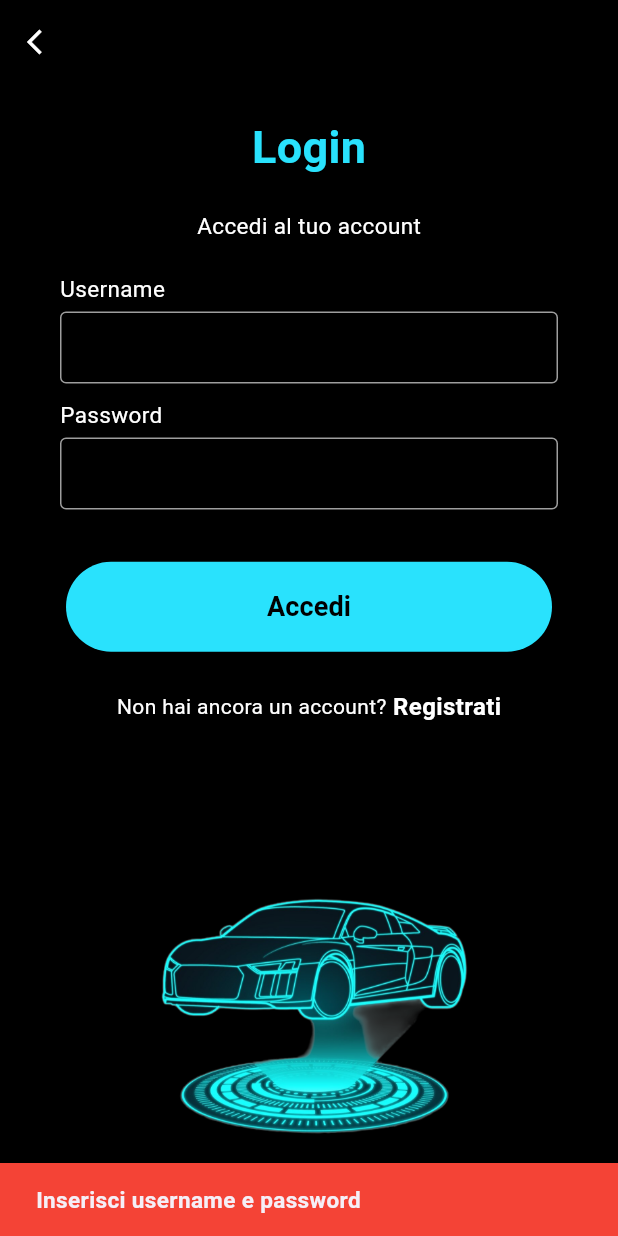
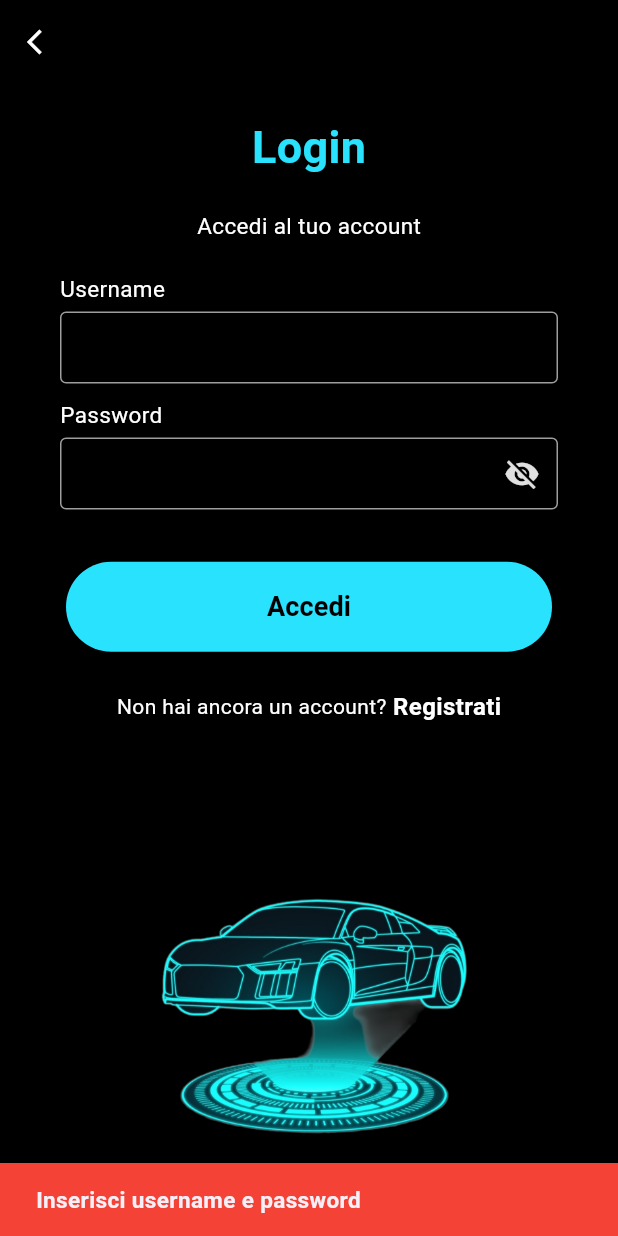
Before and after one commit to UniSalento-IDALab-IoTCourse-2023-2024/wot-Sistema-intelligente-per-riconoscere-urti-Frontend, a Flutter app: the LoginForm screen opened directly, after a tap on "Accedi", on a phone screen of 412 x 824 dp. Run offline on Flutter 3.47's test engine with Material 3 defaults, Android fonts, the phone set to English and light mode, and no system bars; our stand-ins replace fl_chart, flutter_native_splash, flutter_tts, jwt_decoder, shared_preferences, smooth_page_indicator and 1 more; missing offline and left inert: mqtt_client; accounts and stored records are empty; statements that could not run were skipped.

Commit message:
modifica errore schermata login ed aggiunta possibilità di vedere la password

```diff
--- a/lib/login.dart
+++ b/lib/login.dart
@@ -27,6 +27,7 @@ class LoginForm extends StatefulWidget {
 class _LoginFormState extends State<LoginForm> {
   final _usernameController = TextEditingController();
   final _passwordController = TextEditingController();
+  bool _obscurePassword = true; // Stato per la visibilità della password
 
   Future<void> _login() async {
     final username = _usernameController.text;
@@ -50,16 +51,15 @@ class _LoginFormState extends State<LoginForm> {
 
     // Controllo se lo username e la password sono "admin"
     if (username == 'admin' && password == 'admin') {
-      // Naviga verso la pagina specifica per l'amministratore
       Navigator.pushAndRemoveUntil(
         context,
-        MaterialPageRoute(builder: (context) => AdminPage()), // Pagina specifica per l'admin
+        MaterialPageRoute(builder: (context) => AdminPage()),
             (Route<dynamic> route) => false,
       );
       return; // Termina qui se l'utente è admin
     }
 
-    final url = Uri.parse('http://192.168.7.89:5001/api/utenti/login'); // Cambia l'URL se necessario
+    final url = Uri.parse('http://192.168.7.89:5001/api/utenti/login');
     final response = await http.post(
       url,
       headers: <String, String>{
@@ -75,11 +75,9 @@ class _LoginFormState extends State<LoginForm> {
       final responseData = jsonDecode(response.body);
       final token = responseData['token'];
 
-      // Salva il token in SharedPreferences
       final prefs = await SharedPreferences.getInstance();
       await prefs.setString('auth_token', token);
 
-      // Mostra un messaggio di successo
       ScaffoldMessenger.of(context).showSnackBar(
         const SnackBar(
           content: Text(
@@ -93,7 +91,6 @@ class _LoginFormState extends State<LoginForm> {
         ),
       );
 
-      // Naviga alla pagina principale
       Navigator.pushAndRemoveUntil(
         context,
         MaterialPageRoute(builder: (context) => CustomNavBar()),
@@ -103,7 +100,7 @@ class _LoginFormState extends State<LoginForm> {
       ScaffoldMessenger.of(context).showSnackBar(
         SnackBar(
           content: Text(
-            "Errore durante il login: ${response.body}",
+            "Assicurati che le credenziali siano corrette",
             style: TextStyle(
               fontSize: 15,
               fontWeight: FontWeight.w600,
@@ -172,7 +169,16 @@ class _LoginFormState extends State<LoginForm> {
                     child: Column(
                       children: <Widget>[
                         inputFile(controller: _usernameController, label: "Username"),
-                        inputFile(controller: _passwordController, label: "Password", obscureText: true),
+                        inputFile(
+                          controller: _passwordController,
+                          label: "Password",
+                          obscureText: _obscurePassword,
+                          toggleObscureText: () {
+                            setState(() {
+                              _obscurePassword = !_obscurePassword;
+                            });
+                          },
+                        ),
                       ],
                     ),
                   ),
@@ -255,7 +261,7 @@ class _LoginFormState extends State<LoginForm> {
   }
 }
 
-Widget inputFile({required TextEditingController controller, required String label, bool obscureText = false}) {
+Widget inputFile({required TextEditingController controller, required String label, bool obscureText = false, VoidCallback? toggleObscureText}) {
   return Column(
     crossAxisAlignment: CrossAxisAlignment.start,
     children: <Widget>[
@@ -285,6 +291,15 @@ Widget inputFile({required TextEditingController controller, required String lab
           border: const OutlineInputBorder(
             borderSide: BorderSide(color: Colors.grey),
           ),
+          suffixIcon: toggleObscureText != null // Aggiungi icona per mostrare/nascondere password
+              ? IconButton(
+            icon: Icon(
+              obscureText ? Icons.visibility_off : Icons.visibility,
+              color: Colors.grey[300],
+            ),
+            onPressed: toggleObscureText,
+          )
+              : null,
         ),
       ),
       const SizedBox(height: 10),
```
